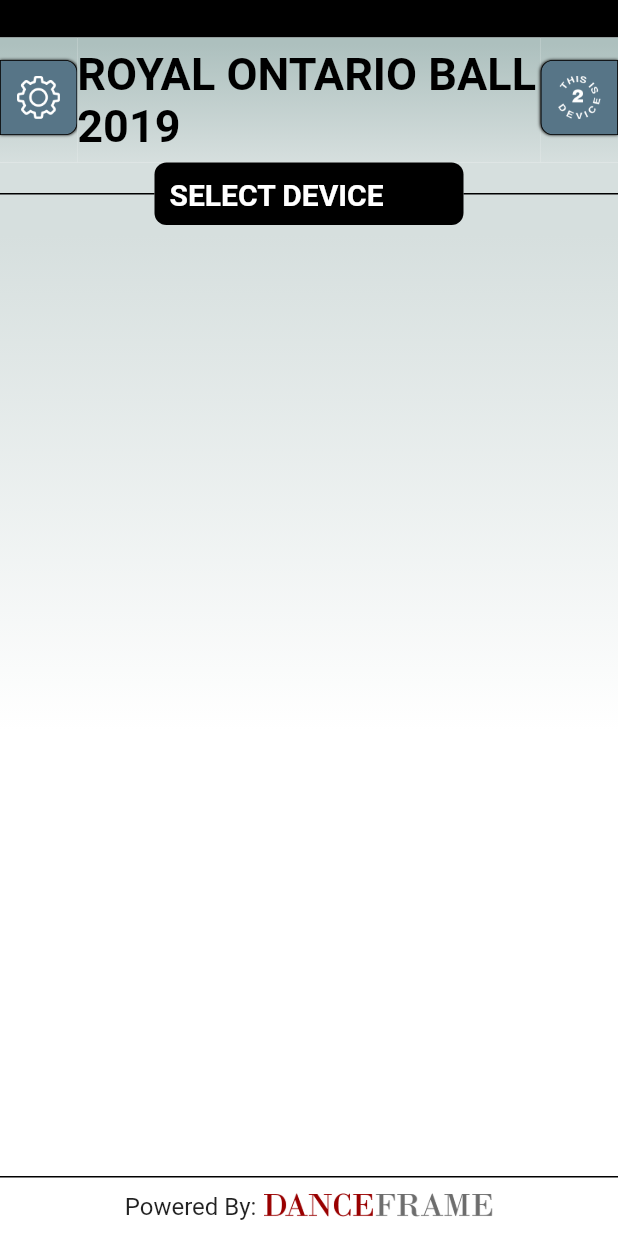
After one commit to artAst/dfet, a Flutter app: the screen_template screen opened directly, on a phone screen of 412 x 824 dp. The commit adds this screen. Run offline on Flutter 3.47's test engine with Material 2 defaults, Android fonts, the phone set to English and light mode, and no system bars.

Commit message:
header and main screen

```diff
--- a/lib/main.dart
+++ b/lib/main.dart
@@ -25,6 +25,7 @@ class _DanceframeETState extends State<DanceframeET> {
     );
 
     return new MaterialApp(
+      debugShowCheckedModeBanner: false,
       onGenerateRoute: getMainFrameOnRoute,
       routes: getMainFrameRoute(),
       //theme: theme,
--- a/lib/route/DanceframeRoute.dart
+++ b/lib/route/DanceframeRoute.dart
@@ -1,5 +1,6 @@
 import 'package:flutter/material.dart';
-import 'package:danceframe_et/screens/Splash.dart';
+import 'package:danceframe_et/screens/splash.dart';
+import 'package:danceframe_et/screens/device_mode.dart';
 
 /*
   Author: Art
@@ -35,6 +36,11 @@ Route<Null> getMainFrameOnRoute(RouteSettings settings) {
         builder: (_) => new Splash(),
         settings: settings,
       );
+    case '/deviceMode':
+      return new MainFrameRoute(
+        builder: (_) => new device_mode(),
+        settings: settings,
+      );
     default:
       return null;
   }
@@ -43,5 +49,6 @@ Route<Null> getMainFrameOnRoute(RouteSettings settings) {
 Map<String, WidgetBuilder> getMainFrameRoute() {
   return <String, WidgetBuilder>{
     '/': (BuildContext context) => new Splash(),
+    '/deviceMode': (BuildContext context) => new device_mode(),
   };
 }
--- a/lib/screens/Splash.dart
+++ /dev/null
@@ -1,32 +0,0 @@
-import 'package:flutter/material.dart';
-
-class Splash extends StatefulWidget {
-  @override
-  _SplashState createState() => new _SplashState();
-}
-
-class _SplashState extends State<Splash> {
-
-  @override
-  Widget build(BuildContext context) {
-    return new Scaffold(
-      body: new Container(
-        decoration: new BoxDecoration(
-          gradient: RadialGradient(
-            colors: [Colors.white, new Color(0xADC0BE)],
-            focal: Alignment.center,
-            radius: 1.0
-          )
-        ),
-        child: new Column(
-          mainAxisAlignment: MainAxisAlignment.center,
-          children: <Widget>[
-            new Center(
-              child: new Text("Dance Frame ET", style: new TextStyle(fontSize: 45.0, color: Colors.redAccent)),
-            )
-          ],
-        ),
-      )
-    );
-  }
-}
--- /dev/null
+++ b/lib/screens/device_mode.dart
@@ -0,0 +1,82 @@
+import 'package:flutter/material.dart';
+import 'package:danceframe_et/widgets/DanceframeAppBar.dart';
+
+class device_mode extends StatefulWidget {
+  @override
+  _device_modeState createState() => new _device_modeState();
+}
+
+class _device_modeState extends State<device_mode> {
+
+  @override
+  Widget build(BuildContext context) {
+    return new Scaffold(
+        appBar: new DanceframeAppBar(
+          height: 150.0,
+          mode: "TITLE",
+          bg: true,
+        ),
+        body: new Container(
+          decoration: new BoxDecoration(
+              gradient: new LinearGradient(
+                  colors: [new Color(0xFFD6DFDE), Colors.white],
+                  //colors: [Colors.red, Colors.blue],
+                  begin: Alignment.topCenter,
+                  end: Alignment.bottomCenter,
+                  stops: [0.01, 0.5]
+              )
+          ),
+          child: new Column(
+            mainAxisAlignment: MainAxisAlignment.spaceEvenly,
+            children: <Widget>[
+              new Expanded(
+                child: new SizedBox(
+                  child: new Container(
+                    //color: Colors.amber,
+                    child: new Column(
+                      crossAxisAlignment: CrossAxisAlignment.center,
+                      children: <Widget>[
+                        new Padding(padding: const EdgeInsets.only(top: 20.0)),
+                        Image.asset("assets/images/Asset_10_4x.png", height: 90.0),
+                        new Padding(padding: const EdgeInsets.only(top: 5.0)),
+                        Image.asset("assets/images/Asset_9_4x.png", height: 90.0),
+                        new Padding(padding: const EdgeInsets.only(top: 5.0)),
+                        Image.asset("assets/images/Asset_8_4x.png", height: 90.0),
+                        new Padding(padding: const EdgeInsets.only(top: 5.0)),
+                        Image.asset("assets/images/Asset_7_4x.png", height: 90.0),
+                        new Padding(padding: const EdgeInsets.only(top: 5.0)),
+                        Image.asset("assets/images/Asset_6_4x.png", height: 90.0),
+                        new Padding(padding: const EdgeInsets.only(top: 5.0)),
+                        Image.asset("assets/images/Asset_5_4x.png", height: 90.0),
+                        new Padding(padding: const EdgeInsets.only(top: 5.0)),
+                        Image.asset("assets/images/Asset_4_4x.png", height: 90.0),
+                        new Padding(padding: const EdgeInsets.only(top: 5.0)),
+                                  Image.asset("assets/images/Asset_3_4x.png", height: 90.0),
+                      ],
+                    ),
+                  ),
+                ),
+                //child: new Container(),
+              ),
+              new Container(
+                decoration: new BoxDecoration(
+                  border: new Border(
+                    top: BorderSide(color: Colors.black)
+                  )
+                ),
+                height: 40.0,
+                child: Row(
+                  mainAxisAlignment: MainAxisAlignment.center,
+                  children: <Widget>[
+                    new Text("Powered By: ", style: new TextStyle(fontSize: 16.0)),
+                    new Padding(padding: const EdgeInsets.only(top: 5.0)),
+                    new Image.asset("assets/images/Asset_43_4x.png", height: 25.0)
+                  ],
+                ),
+              )
+            ],
+          ),
+        )
+    );
+  }
+}
--- /dev/null
+++ b/lib/screens/splash.dart
@@ -0,0 +1,36 @@
+import 'package:flutter/material.dart';
+
+class Splash extends StatefulWidget {
+  @override
+  _SplashState createState() => new _SplashState();
+}
+
+class _SplashState extends State<Splash> {
+
+  @override
+  Widget build(BuildContext context) {
+    return new Scaffold(
+      body: new InkWell(
+        onTap: () => Navigator.pushNamed(context, '/deviceMode'),
+        child: new Container(
+          decoration: new BoxDecoration(
+              gradient: RadialGradient(
+                  colors: [Colors.white, new Color(0xADC0BE)],
+                  focal: Alignment.center,
+
+                  radius: 1.0
+              )
+          ),
+          child: new Column(
+            mainAxisAlignment: MainAxisAlignment.center,
+            children: <Widget>[
+              new Center(
+                child: new Text("Dance Frame ET", style: new TextStyle(fontSize: 45.0, color: Colors.redAccent)),
+              )
+            ],
+          ),
+        ),
+      )
+    );
+  }
+}
--- /dev/null
+++ b/lib/template/screen_template.dart
@@ -0,0 +1,56 @@
+import 'package:flutter/material.dart';
+import 'package:danceframe_et/widgets/DanceframeAppBar.dart';
+
+class screen_template extends StatefulWidget {
+  @override
+  _screen_templateState createState() => new _screen_templateState();
+}
+
+class _screen_templateState extends State<screen_template> {
+
+  @override
+  Widget build(BuildContext context) {
+    return new Scaffold(
+        appBar: new DanceframeAppBar(
+          height: 150.0,
+          mode: "TITLE",
+          bg: true,
+        ),
+        body: new Container(
+          decoration: new BoxDecoration(
+              gradient: new LinearGradient(
+                  colors: [new Color(0xFFD6DFDE), Colors.white],
+                  begin: Alignment.topCenter,
+                  end: Alignment.bottomCenter,
+                  stops: [0.01, 0.5]
+              )
+          ),
+          child: new Column(
+            mainAxisAlignment: MainAxisAlignment.spaceEvenly,
+            children: <Widget>[
+              new Expanded(
+                // PUT YOUR CONTENTS HERE in Child property
+                child: new Container(),
+              ),
+              new Container(
+                decoration: new BoxDecoration(
+                    border: new Border(
+                        top: BorderSide(color: Colors.black)
+                    )
+                ),
+                height: 40.0,
+                child: Row(
+                  mainAxisAlignment: MainAxisAlignment.center,
+                  children: <Widget>[
+                    new Text("Powered By: ", style: new TextStyle(fontSize: 16.0)),
+                    new Padding(padding: const EdgeInsets.only(top: 5.0)),
+                    new Image.asset("assets/images/Asset_43_4x.png", height: 25.0)
+                  ],
+                ),
+              )
+            ],
+          ),
+        )
+    );
+  }
+}
--- /dev/null
+++ b/lib/widgets/DanceframeAppBar.dart
@@ -0,0 +1,202 @@
+import 'package:flutter/material.dart';
+
+class DanceframeAppBar extends StatelessWidget implements PreferredSizeWidget {
+
+  final double height;
+  final String mode;
+  final bool bg;
+
+  const DanceframeAppBar({
+    Key key,
+    this.height = 110.0,
+    this.mode = "LOGO",
+    this.bg = false,
+  }) : super(key: key);
+
+  @override
+  Widget build(BuildContext context) {
+    LinearGradient gradientTop = new LinearGradient(
+        colors: [new Color(0xFFADC0BE), new Color(0xFFD6DFDE)],
+        //colors: [Colors.red, Colors.blue],
+        begin: Alignment.topCenter,
+        end: Alignment.bottomCenter,
+        stops: [0.05, 1.0]
+    );
+
+
+    return new Theme(
+      data: new ThemeData(
+        fontFamily: "Helvetica",
+      ),
+      child: new Column(
+        crossAxisAlignment: CrossAxisAlignment.stretch,
+        children: <Widget>[
+          new Container(
+            color: Colors.black,
+            height: 25.0,
+          ),
+          new Expanded(
+            flex: 2,
+            child: new Row(
+              children: <Widget>[
+                new Expanded(
+                  child: new Container(
+                    //color: new Color(0xFFADC0BE),
+                    decoration: new BoxDecoration(
+                      gradient: gradientTop
+                    ),
+                    child: new Align(
+                      alignment: Alignment.topLeft,
+                      child: (!bg) ? new Padding(
+                        padding: const EdgeInsets.only(left: 15.0, top: 15.0),
+                        //child: new Icon(Icons.settings, size: 40.0, color: Colors.white)
+                        child: new Image.asset("assets/images/cog.png", height: 40.0),
+                      ) :
+                      new Padding(
+                          padding: const EdgeInsets.only(top: 15.0),
+                          //child: new Icon(Icons.settings, size: 40.0, color: Colors.white)
+                          child: new Container(
+                            padding: const EdgeInsets.only(top: 10.0, bottom: 10.0),
+                            decoration: new BoxDecoration(
+                              color: new Color(0xFF577587),
+                              borderRadius: new BorderRadius.only(
+                                topRight: Radius.circular(8.0),
+                                bottomRight: Radius.circular(8.0),
+                              ),
+                              boxShadow: const [
+                                BoxShadow(blurRadius: 1.0),
+                              ],
+                              border: new Border.all(color: Colors.black, width: 0.5)
+                            ),
+                            height: 50.0,
+                            width: 70.0,
+                            child: new Image.asset("assets/images/cog.png", height: 40.0),
+                          )
+                      )
+                    )
+                  )
+                ),
+                new Expanded(
+                  child: new Container(
+                    //color: Colors.green,
+                    decoration: new BoxDecoration(
+                      gradient: gradientTop,
+                      //color: Colors.green
+                    ),
+                    child: new Align(
+                      alignment: Alignment.center,
+                      child: (mode != "LOGO") ? new Text("ROYAL ONTARIO BALL 2019", style: new TextStyle(
+                          fontSize: 30.0,
+                          fontWeight: FontWeight.bold,
+                          color: Colors.black
+                      )) :
+                      new Container(
+                        margin: const EdgeInsets.only(top: 20.0, left: 100.0, right: 100.0),
+                        decoration: new BoxDecoration(
+                          image: new DecorationImage(
+                            image: new ExactAssetImage("assets/images/Asset_43_4x.png"),
+                            fit: BoxFit.fitWidth
+                          )
+                        ),
+                      ),
+                    ),
+                  ),
+                  flex: 6,
+                ),
+                new Expanded(
+                    child: new Container(
+                      //color: Colors.blue,
+                      decoration: new BoxDecoration(
+                        gradient: gradientTop
+                      ),
+                      child: new Align(
+                          alignment: Alignment.topRight,
+                        child: (!bg) ? new Padding(
+                          padding: const EdgeInsets.only(right: 15.0, top: 15.0),
+                          //child: new Icon(Icons.settings, size: 40.0, color: Colors.white)
+                          child: new Image.asset("assets/images/this_device.png", height: 40.0),
+                        ) :
+                        new Padding(
+                            padding: const EdgeInsets.only(top: 15.0),
+                            //child: new Icon(Icons.settings, size: 40.0, color: Colors.white)
+                            child: new Container(
+                              padding: const EdgeInsets.only(top: 10.0, bottom: 10.0),
+                              decoration: new BoxDecoration(
+                                  color: new Color(0xFF577587),
+                                  borderRadius: new BorderRadius.only(
+                                    topLeft: Radius.circular(8.0),
+                                    bottomLeft: Radius.circular(8.0),
+                                  ),
+                                  boxShadow: const [
+                                    BoxShadow(blurRadius: 1.0),
+                                  ],
+                                  border: new Border.all(color: Colors.black, width: 0.5)
+                              ),
+                              height: 50.0,
+                              width: 70.0,
+                              child: new Image.asset("assets/images/this_device.png", height: 40.0),
+                            )
+                        )
+                      )
+                    )
+                ),
+              ],
+            ),
+          ),
+          new Expanded(
+              child: new Container(
+                  color: new Color(0xFFD6DFDE),
+                  child: new Row(
+                    mainAxisAlignment: MainAxisAlignment.spaceEvenly,
+                    children: <Widget>[
+                      new Expanded(
+                        child: new SizedBox(
+                          height: 1.0,
+                          child: new Container(
+                            color: Colors.black,
+                          ),
+                        ),
+                      ),
+                      new Expanded(
+                        child: (mode != "LOGO") ? new Container(
+                          padding: const EdgeInsets.all(10.0),
+                          height: 80.0,
+                          alignment: Alignment.center,
+                          decoration: new BoxDecoration(
+                            borderRadius: new BorderRadius.circular(8.0),
+                            color: Colors.black
+                          ),
+                          child: new Text("SELECT DEVICE MODE", style: new TextStyle(
+                            fontSize: 20.0,
+                            fontWeight: FontWeight.bold,
+                            color: Colors.white
+                          )),
+                        ) :
+                        new SizedBox(
+                          height: 1.0,
+                          child: new Container(
+                            color: Colors.black,
+                          ),
+                        ),
+                        flex: 2,
+                      ),
+                      new Expanded(
+                        child: new SizedBox(
+                          height: 1.0,
+                          child: new Container(
+                            color: Colors.black,
+                          ),
+                        ),
+                      ),
+                    ],
+                  )
+              )
+          )
+        ],
+      )
+    );
+  }
+
+  @override
+  Size get preferredSize => Size.fromHeight(height);
+}
```
Also changed, not shown: pubspec.yaml (+12 -3 lines), assets/images/Asset_10_4x.png (added), assets/images/Asset_3_4x.png (added), assets/images/Asset_43_4x.png (added), assets/images/Asset_4_4x.png (added), assets/images/Asset_5_4x.png (added), assets/images/Asset_6_4x.png (added), assets/images/Asset_7_4x.png (added), assets/images/Asset_8_4x.png (added), assets/images/Asset_9_4x.png (added), assets/images/cog.png (added), assets/images/this_device.png (added), 1 other file.
